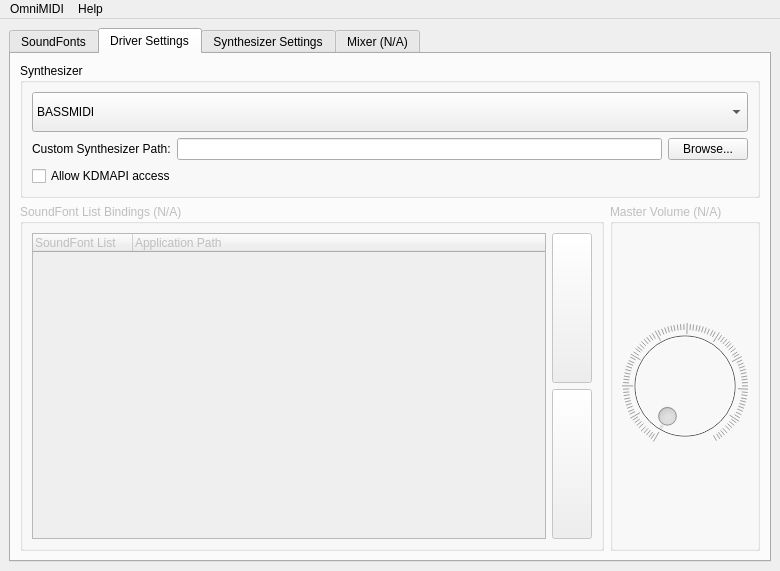
The window that OmniMIDIConfigurator/src/mainwindow.ui (KeppySoftware/OmniMIDIv2) describes before a commit, drawn with Qt 5.
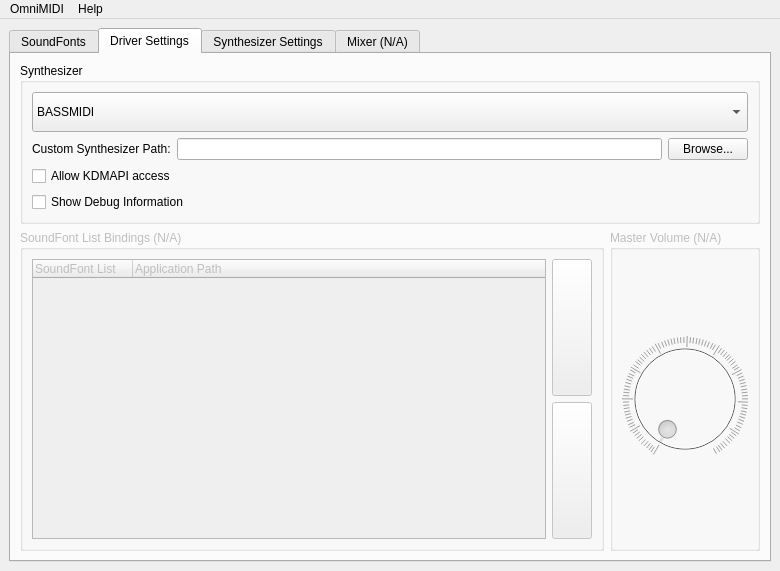
The same window after the commit. The open tabs and pages were chosen to show the change. Icons and pictures are not drawn. Custom widgets are drawn as their Qt base class.

The edit to the form file:
```diff
--- a/OmniMIDIConfigurator/src/mainwindow.ui
+++ b/OmniMIDIConfigurator/src/mainwindow.ui
@@ -418,6 +418,13 @@
              </property>
             </widget>
            </item>
+           <item>
+            <widget class="QCheckBox" name="debugMode">
+             <property name="text">
+              <string>Show Debug Information</string>
+             </property>
+            </widget>
+           </item>
           </layout>
          </widget>
         </item>
```
Left out of the diff: 8 changed lines with no effect on the pictures.
